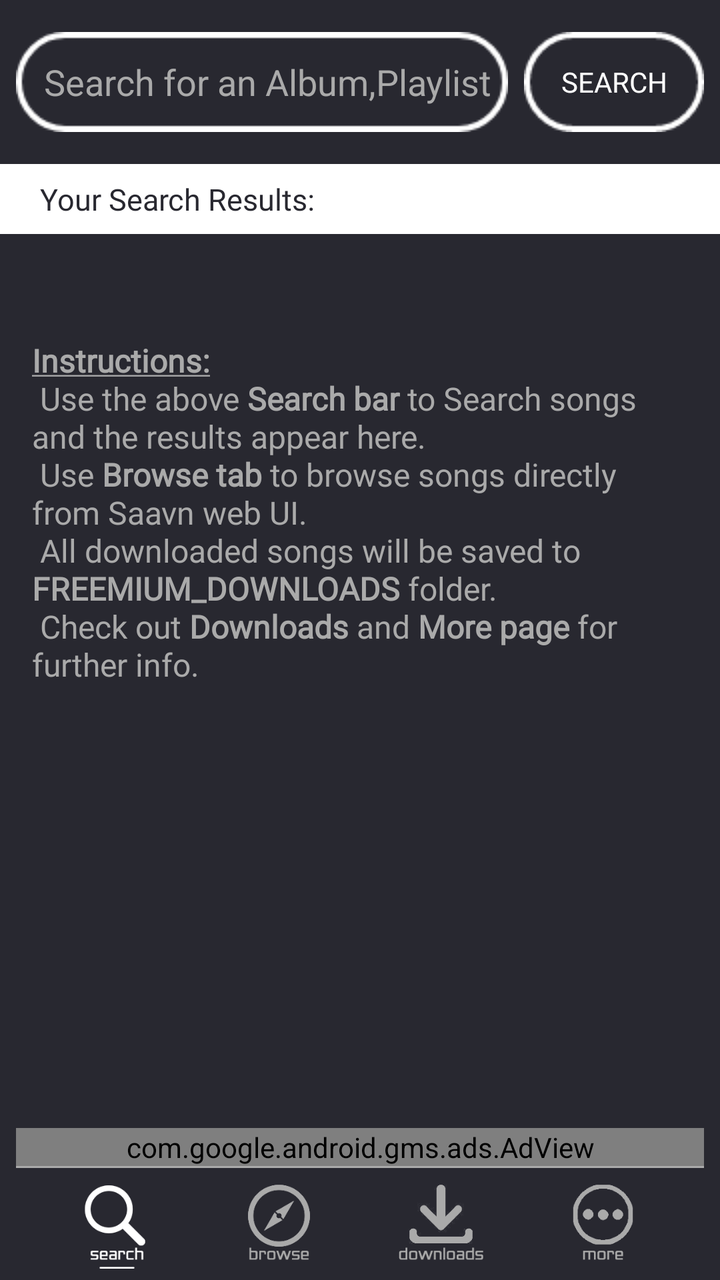
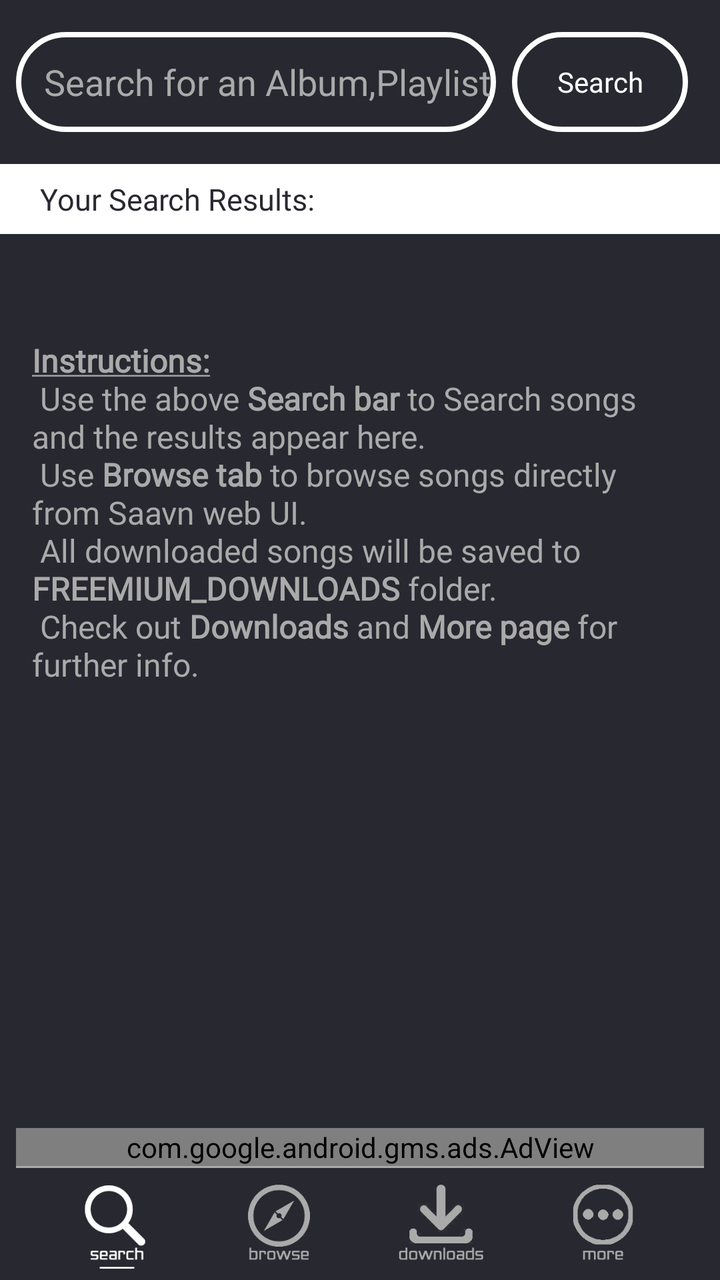

The first picture is an Android layout as it rendered before a commit; the second is the same layout after the commit. The layout source and the unified diff follow.
<!-- AndroidManifest.xml: application theme AppTheme.NoActionBar -->
<!-- res/layout/activity_search__songs.xml -->
<?xml version="1.0" encoding="utf-8"?>
<android.support.constraint.ConstraintLayout xmlns:android="http://schemas.android.com/apk/res/android"
    xmlns:app="http://schemas.android.com/apk/res-auto"
    xmlns:tools="http://schemas.android.com/tools"
    android:layout_width="match_parent"
    android:layout_height="match_parent"
    android:background="@color/darkAccent"
    tools:context=".Search_Songs">


    <Button
        android:id="@+id/btn_searchBox"
        android:layout_width="wrap_content"
        android:layout_height="wrap_content"
        android:layout_marginTop="16dp"
        android:layout_marginEnd="8dp"
        android:background="@drawable/searh_btn"
        android:fontFamily="@font/acme"
        android:text="Search"
        android:textColor="@android:color/white"
        app:layout_constraintEnd_toEndOf="parent"
        app:layout_constraintTop_toTopOf="parent" />

    <EditText
        android:id="@+id/et_searchBox"
        android:layout_width="0dp"
        android:layout_height="wrap_content"
        android:layout_marginStart="8dp"
        android:layout_marginTop="16dp"
        android:layout_marginEnd="8dp"
        android:background="@drawable/search_box"
        android:ems="10"
        android:hint="Search for an Album,Playlist"
        android:inputType="textPersonName"
        android:lineSpacingExtra="8sp"
        android:paddingLeft="14dp"
        android:textColor="@android:color/white"
        android:textColorHint="@android:color/darker_gray"
        app:layout_constraintEnd_toStartOf="@+id/btn_searchBox"
        app:layout_constraintStart_toStartOf="parent"
        app:layout_constraintTop_toTopOf="parent" />

    <ListView
        android:id="@+id/list_searchres"
        android:layout_width="0dp"
        android:layout_height="0dp"
        android:layout_marginTop="8dp"
        android:layout_marginBottom="8dp"
        android:visibility="gone"
        app:layout_constraintBottom_toTopOf="@+id/adView_search"
        app:layout_constraintEnd_toEndOf="parent"
        app:layout_constraintStart_toStartOf="parent"
        app:layout_constraintTop_toBottomOf="@+id/tv_urResStatus" />

    <TextView
        android:id="@+id/tv_urResStatus"
        android:layout_width="0dp"
        android:layout_height="35dp"
        android:layout_marginTop="16dp"
        android:background="@android:color/white"
        android:fontFamily="@font/capriola"
        android:gravity="center|left"
        android:paddingLeft="20dp"
        android:text="Your Search Results:"
        android:textColor="@color/darkAccent"
        android:textSize="15sp"
        app:layout_constraintEnd_toEndOf="parent"
        app:layout_constraintStart_toStartOf="parent"
        app:layout_constraintTop_toBottomOf="@+id/et_searchBox" />

    <Button
        android:id="@+id/btm_srch"
        android:layout_width="45dp"
        android:layout_height="45dp"
        android:layout_marginBottom="4dp"
        android:background="@drawable/ic_wsearch"
        android:onClick="sBtmSrch"
        app:layout_constraintBottom_toBottomOf="parent"
        app:layout_constraintEnd_toStartOf="@+id/btm_brws"
        app:layout_constraintHorizontal_bias="0.5"
        app:layout_constraintHorizontal_chainStyle="spread"
        app:layout_constraintStart_toStartOf="parent" />

    <Button
        android:id="@+id/btm_brws"
        android:onClick="sBtmBrws"
        android:layout_width="45dp"
        android:layout_height="45dp"
        android:layout_marginBottom="4dp"
        android:background="@drawable/ic_dbrowse"
        app:layout_constraintBottom_toBottomOf="parent"
        app:layout_constraintEnd_toStartOf="@+id/btm_down"
        app:layout_constraintHorizontal_bias="0.5"
        app:layout_constraintStart_toEndOf="@+id/btm_srch" />

    <Button
        android:id="@+id/btm_down"
        android:layout_width="45dp"
        android:layout_height="45dp"
        android:layout_marginBottom="4dp"
        android:onClick="sBtmDown"
        android:background="@drawable/ic_ddown"
        app:layout_constraintBottom_toBottomOf="parent"
        app:layout_constraintEnd_toStartOf="@+id/btm_more"
        app:layout_constraintHorizontal_bias="0.5"
        app:layout_constraintStart_toEndOf="@+id/btm_brws" />

    <Button
        android:id="@+id/btm_more"
        android:layout_width="45dp"
        android:layout_height="45dp"
        android:layout_marginBottom="4dp"
        android:onClick="sBtmMore"
        android:background="@drawable/ic_dmore"
        app:layout_constraintBottom_toBottomOf="parent"
        app:layout_constraintEnd_toEndOf="parent"
        app:layout_constraintHorizontal_bias="0.5"
        app:layout_constraintStart_toEndOf="@+id/btm_down" />

    <TextView
        android:id="@+id/textView4"
        android:layout_width="0dp"
        android:layout_height="1dp"
        android:layout_marginStart="8dp"
        android:layout_marginEnd="8dp"
        android:layout_marginBottom="7dp"
        android:background="@android:color/darker_gray"
        app:layout_constraintBottom_toTopOf="@+id/btm_brws"
        app:layout_constraintEnd_toEndOf="parent"
        app:layout_constraintStart_toStartOf="parent" />

    <TextView
        android:id="@+id/tv_ins"
        android:layout_width="0dp"
        android:layout_height="wrap_content"
        android:layout_marginTop="8dp"
        android:layout_marginBottom="8dp"
        android:fontFamily="@font/abel"
        android:paddingLeft="16dp"
        android:paddingRight="16dp"
        android:text="@string/searchPage"
        android:textAlignment="textStart"
        android:textColor="@android:color/darker_gray"
        android:textSize="16sp"
        app:layout_constraintBottom_toTopOf="@+id/textView4"
        app:layout_constraintEnd_toEndOf="parent"
        app:layout_constraintStart_toStartOf="parent"
        app:layout_constraintTop_toBottomOf="@+id/tv_urResStatus"
        app:layout_constraintVertical_bias="0.16000003" />

    <com.google.android.gms.ads.AdView xmlns:ads="http://schemas.android.com/apk/res-auto"
        android:id="@+id/adView_search"
        android:layout_width="0dp"
        android:layout_height="wrap_content"
        android:layout_alignParentBottom="true"
        android:layout_centerHorizontal="true"
        android:layout_marginStart="8dp"
        android:layout_marginEnd="8dp"
        ads:adSize="BANNER"
        ads:adUnitId="@string/ad_Search"
        ads:layout_constraintBottom_toTopOf="@+id/textView4"
        ads:layout_constraintEnd_toEndOf="parent"
        ads:layout_constraintHorizontal_bias="0.498"
        ads:layout_constraintStart_toStartOf="parent"></com.google.android.gms.ads.AdView>


</android.support.constraint.ConstraintLayout>
<!-- resources referenced by this layout -->
<resources>
  <color name="darkAccent">#282830</color>
  <!-- drawable ic_dbrowse: png bitmap (drawable, 24160 bytes) -->
  <!-- drawable ic_ddown: png bitmap (drawable, 22824 bytes) -->
  <!-- drawable ic_dmore: png bitmap (drawable, 22433 bytes) -->
  <!-- drawable ic_wsearch: png bitmap (drawable, 22763 bytes) -->
  <!-- drawable search_box: png bitmap (drawable, 1294 bytes) -->
  <!-- drawable searh_btn: png bitmap (drawable, 910 bytes) -->
  <string name="ad_Search">ca-app-pub-3940256099942544/6300978111</string>
  <string name="searchPage"><b><u>Instructions:</u></b>\n
          Use the above <b>Search bar</b> to Search songs and the results appear here.\n
          Use <b>Browse tab</b> to browse songs directly from Saavn web UI.\n
          All downloaded songs will be saved to  <b>FREEMIUM_DOWNLOADS</b> folder.\n
          Check out   <b>Downloads</b>   and   <b>More page</b>   for further info.</string>
  <style name="AppTheme.NoActionBar">
          <item name="windowActionBar">false</item>
          <item name="windowNoTitle">true</item>
      </style>
</resources>

<!-- the commit's change to res/layout/activity_search__songs.xml (unified diff, before → after) -->
@@ -1,5 +1,5 @@
 <?xml version="1.0" encoding="utf-8"?>
-<android.support.constraint.ConstraintLayout xmlns:android="http://schemas.android.com/apk/res/android"
+<androidx.constraintlayout.widget.ConstraintLayout xmlns:android="http://schemas.android.com/apk/res/android"
     xmlns:app="http://schemas.android.com/apk/res-auto"
     xmlns:tools="http://schemas.android.com/tools"
     android:layout_width="match_parent"
@@ -11,24 +11,26 @@
     <Button
         android:id="@+id/btn_searchBox"
         android:layout_width="wrap_content"
-        android:layout_height="wrap_content"
+        android:layout_height="50dp"
         android:layout_marginTop="16dp"
-        android:layout_marginEnd="8dp"
-        android:background="@drawable/searh_btn"
+        android:layout_marginEnd="16dp"
+        android:background="@drawable/curvature"
         android:fontFamily="@font/acme"
         android:text="Search"
+        android:textAllCaps="false"
         android:textColor="@android:color/white"
         app:layout_constraintEnd_toEndOf="parent"
-        app:layout_constraintTop_toTopOf="parent" />
+        app:layout_constraintTop_toTopOf="parent"
+        tools:visibility="visible" />
 
     <EditText
         android:id="@+id/et_searchBox"
         android:layout_width="0dp"
-        android:layout_height="wrap_content"
+        android:layout_height="50dp"
         android:layout_marginStart="8dp"
         android:layout_marginTop="16dp"
         android:layout_marginEnd="8dp"
-        android:background="@drawable/search_box"
+        android:background="@drawable/curvature"
         android:ems="10"
         android:hint="Search for an Album,Playlist"
         android:inputType="textPersonName"
@@ -164,4 +166,4 @@
         ads:layout_constraintStart_toStartOf="parent"></com.google.android.gms.ads.AdView>
 
 
-</android.support.constraint.ConstraintLayout>
+</androidx.constraintlayout.widget.ConstraintLayout>
<!-- resource entries referenced after the edit -->
@@ -1,12 +1,17 @@
 <!-- resources referenced by this layout -->
 <resources>
   <color name="darkAccent">#282830</color>
+  <!-- drawable curvature (drawable) -->
+  <?xml version="1.0" encoding="utf-8"?>
+  <shape xmlns:android="http://schemas.android.com/apk/res/android"
+      android:shape="rectangle">
+      <corners android:radius="25dp" />
+      <stroke android:width="8px" android:color="#fff" />
+  </shape>
   <!-- drawable ic_dbrowse: png bitmap (drawable, 24160 bytes) -->
   <!-- drawable ic_ddown: png bitmap (drawable, 22824 bytes) -->
   <!-- drawable ic_dmore: png bitmap (drawable, 22433 bytes) -->
   <!-- drawable ic_wsearch: png bitmap (drawable, 22763 bytes) -->
-  <!-- drawable search_box: png bitmap (drawable, 1294 bytes) -->
-  <!-- drawable searh_btn: png bitmap (drawable, 910 bytes) -->
   <string name="ad_Search">ca-app-pub-3940256099942544/6300978111</string>
   <string name="searchPage"><b><u>Instructions:</u></b>\n
           Use the above <b>Search bar</b> to Search songs and the results appear here.\n
